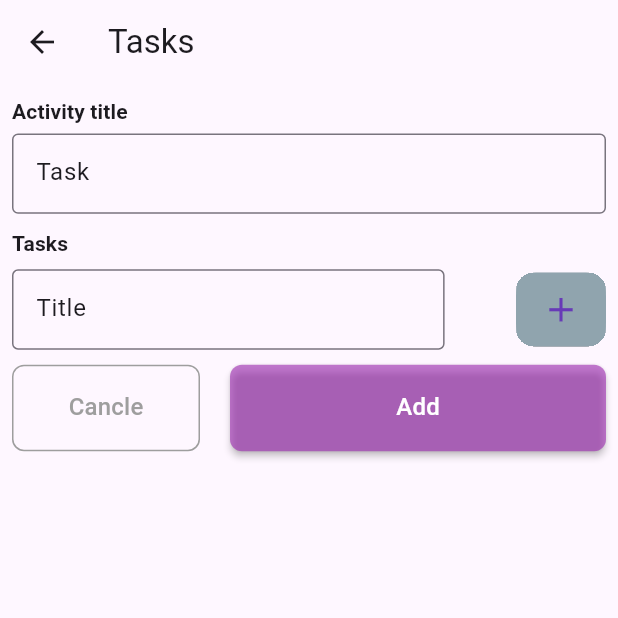
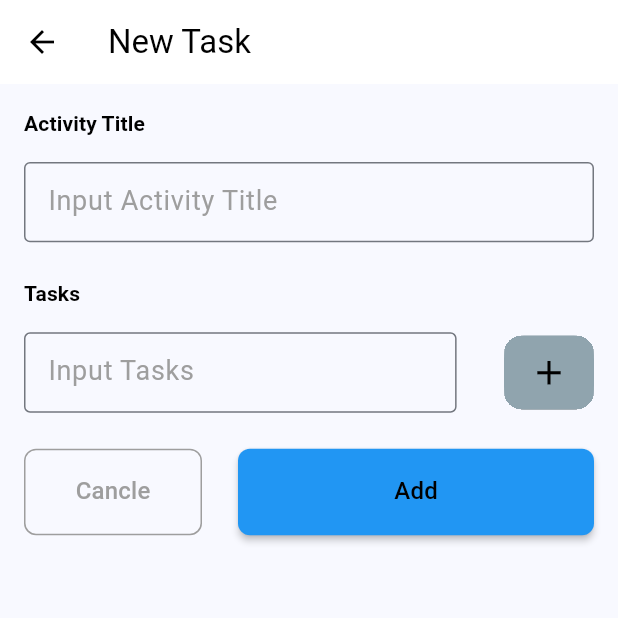
Before and after one commit to MrKhay/Simple-Task-Planner, a Flutter app: the screen it shows after launch, after a tap on the "add" icon, on a phone screen of 412 x 824 dp, the top half of it. Run offline on Flutter 3.47's test engine with Material 2 defaults, Android fonts, the phone set to English and light mode, and no system bars; our stand-ins replace bloc, equatable, flutter_bloc, flutter_hooks, hive, hive_flutter and 1 more; accounts and stored records are empty.

Commit message:
implemented them mode

```diff
--- a/lib/core/constants/strings.dart
+++ b/lib/core/constants/strings.dart
@@ -1,18 +1,20 @@
-class Strings {
-  // App
-  static const appTitle = 'App Name';
+// App
+import 'package:flutter/material.dart';
 
-  // HomeScreen
-  static const homeScreenTitle = 'Home Screen';
-  static const homeScreenCenterText = 'Welcome to Flutterly!';
-  static const todo = 'TODO';
-  static const tasks = 'Tasks';
-  static const todoDataBox = 'todoDataBox';
-  static const activityTitle = 'Activity title';
-  static const inputActivityTitle = 'Input Activity Title';
-  static const inputTasks = 'Input Tasks';
-  static const addTasks = 'Tasks';
-  static const add = 'Add';
-  static const cancle = 'Cancle';
-  static const emptyField = 'Activity tile or Tasks is empty';
-}
+const appTitle = 'App Name';
+
+// HomeScreen
+const homeScreenTitle = 'Home Screen';
+const homeScreenCenterText = 'Welcome to Flutterly!';
+const todo = 'TODO';
+const tasks = 'Tasks';
+const todoDataBox = 'todoDataBox';
+const activityTitle = 'Activity Title';
+const inputActivityTitle = 'Input Activity Title';
+const inputTasks = 'Input Tasks';
+const addTasks = 'Tasks';
+const newTasks = 'New Task';
+const add = 'Add';
+const cancle = 'Cancle';
+const emptyField = 'Activity tile or Tasks is empty';
+const primaryColor = Colors.blue;
--- /dev/null
+++ b/lib/core/extension/extensions.dart
@@ -0,0 +1,11 @@
+import 'package:flutter/foundation.dart';
+
+extension ShowString on String {
+  String debugMode() {
+    if (kDebugMode) {
+      return this;
+    } else {
+      return '';
+    }
+  }
+}
--- a/lib/core/themes/app_theme.dart
+++ b/lib/core/themes/app_theme.dart
@@ -1,18 +1,26 @@
 import 'package:flutter/material.dart';
+import 'package:flutter_bloc_task_app/core/constants/strings.dart';
 
 class AppTheme {
   const AppTheme._();
   static final lightTheme = ThemeData(
     useMaterial3: true,
-      primarySwatch: Colors.blue,
+    colorScheme: ColorScheme.fromSeed(
+      seedColor: primaryColor,
+      primary: primaryColor,
+      onPrimary: Colors.white,
+      background: Colors.white,
+      onBackground: Colors.black,
+      shadow: Colors.grey,
+    ),
     visualDensity: VisualDensity.adaptivePlatformDensity,
     checkboxTheme: CheckboxThemeData(
         visualDensity: VisualDensity.adaptivePlatformDensity,
-          shape: ContinuousRectangleBorder(
-              borderRadius: BorderRadius.circular(8))),
+        shape:
+            ContinuousRectangleBorder(borderRadius: BorderRadius.circular(8))),
     buttonTheme: ButtonThemeData(
-          shape: ContinuousRectangleBorder(
-              borderRadius: BorderRadius.circular(20))),
+        shape:
+            ContinuousRectangleBorder(borderRadius: BorderRadius.circular(20))),
     inputDecorationTheme: const InputDecorationTheme(
       hintStyle: TextStyle(
         fontWeight: FontWeight.w400,
@@ -50,11 +58,89 @@ class AppTheme {
             color: Colors.black26,
           ),
           borderRadius: BorderRadius.all(Radius.circular(12))),
-      ));
+    ),
+    iconButtonTheme: const IconButtonThemeData(
+      style: ButtonStyle(
+        iconColor: MaterialStatePropertyAll(
+          Colors.black,
+        ),
+      ),
+    ),
+    textTheme: const TextTheme(
+      titleMedium: TextStyle(color: Colors.black),
+      labelLarge: TextStyle(color: Colors.black),
+      titleLarge: TextStyle(color: Colors.black),
+      bodyLarge: TextStyle(color: Colors.black),
+    ),
+  );
 
   static final darkTheme = ThemeData(
     useMaterial3: true,
     primarySwatch: Colors.blue,
     visualDensity: VisualDensity.adaptivePlatformDensity,
+    colorScheme: ColorScheme.fromSeed(
+      seedColor: primaryColor,
+      primary: primaryColor,
+      onPrimary: Colors.black,
+      background: Colors.black,
+      onBackground: Colors.white,
+      shadow: Colors.grey,
+    ),
+    checkboxTheme: CheckboxThemeData(
+        visualDensity: VisualDensity.adaptivePlatformDensity,
+        shape:
+            ContinuousRectangleBorder(borderRadius: BorderRadius.circular(8))),
+    buttonTheme: ButtonThemeData(
+        shape:
+            ContinuousRectangleBorder(borderRadius: BorderRadius.circular(20))),
+    inputDecorationTheme: const InputDecorationTheme(
+      hintStyle: TextStyle(
+        fontWeight: FontWeight.w400,
+        fontSize: 18,
+        color: Colors.grey,
+      ),
+      fillColor: Colors.white,
+      border: OutlineInputBorder(
+          borderSide: BorderSide(
+        color: Colors.grey,
+      )),
+      focusedBorder:
+          OutlineInputBorder(borderSide: BorderSide(color: Colors.blueGrey)),
+      errorBorder: OutlineInputBorder(
+          borderSide: BorderSide(
+        color: Colors.red,
+      )),
+      focusedErrorBorder: OutlineInputBorder(
+          borderSide: BorderSide(
+        color: Colors.red,
+      )),
+      disabledBorder: OutlineInputBorder(
+        borderSide: BorderSide(
+          color: Colors.grey,
+        ),
+      ),
+    ),
+    chipTheme: const ChipThemeData(
+      backgroundColor: Colors.transparent,
+      labelStyle: TextStyle(
+        fontWeight: FontWeight.w500,
+      ),
+      shape: RoundedRectangleBorder(
+          side: BorderSide(
+            color: Colors.black26,
+          ),
+          borderRadius: BorderRadius.all(Radius.circular(12))),
+    ),
+    iconButtonTheme: const IconButtonThemeData(
+      style: ButtonStyle(
+        iconColor: MaterialStatePropertyAll(Colors.white),
+      ),
+    ),
+    textTheme: const TextTheme(
+      titleMedium: TextStyle(color: Colors.white),
+      labelLarge: TextStyle(color: Colors.white),
+      titleLarge: TextStyle(color: Colors.white),
+      bodyLarge: TextStyle(color: Colors.white),
+    ),
   );
 }
--- a/lib/data/data_providers/todo_data_provider/todo_data_provider.dart
+++ b/lib/data/data_providers/todo_data_provider/todo_data_provider.dart
@@ -1,7 +1,6 @@
 import 'package:flutter_bloc_task_app/data/repositories/hive_repositories/hive_data_provider.dart';
 import 'package:hive_flutter/hive_flutter.dart';
 
-import '../../../core/constants/strings.dart';
 import '../../models/task_model/task_model.dart';
 import '../../models/todo_model/todo_model.dart';
 
--- a/lib/data/http/http_client.dart
+++ /dev/null
@@ -1 +0,0 @@
-// Dummy file
--- a/lib/logic/cubit/cubit.dart
+++ /dev/null
@@ -1 +0,0 @@
-// Dummy file
--- a/lib/main.dart
+++ b/lib/main.dart
@@ -1,5 +1,5 @@
 import 'package:flutter/material.dart';
-import 'package:flutter/services.dart';
+
 import 'package:flutter_bloc/flutter_bloc.dart';
 import 'package:flutter_bloc_task_app/data/data_providers/todo_data_provider/todo_data_provider.dart';
 import 'package:flutter_bloc_task_app/logic/bloc/task_bloc/task_bloc.dart';
@@ -38,9 +38,10 @@ class MyApp extends StatelessWidget {
         BlocProvider(create: (context) => TaskBloc()),
       ],
       child: MaterialApp(
-        title: Strings.appTitle,
+        title: appTitle,
         theme: AppTheme.lightTheme,
         darkTheme: AppTheme.darkTheme,
+        themeMode: ThemeMode.system,
         debugShowCheckedModeBanner: false,
         initialRoute: AppRouter.home,
         onGenerateRoute: AppRouter.onGenerateRoute,
--- a/lib/presentation/router/app_router.dart
+++ b/lib/presentation/router/app_router.dart
@@ -1,5 +1,6 @@
 import 'package:flutter/material.dart';
 import 'package:flutter_bloc_task_app/presentation/screens/todo_view/todo_view.dart';
+
 import '../../core/exceptions/route_exception.dart';
 import '../screens/add_new_todo_view/add_new_todo_view.dart';
 
--- a/lib/presentation/screens/add_new_todo_view/add_new_todo_view.dart
+++ b/lib/presentation/screens/add_new_todo_view/add_new_todo_view.dart
@@ -1,5 +1,6 @@
 import 'package:flutter/material.dart';
 import 'package:flutter_bloc/flutter_bloc.dart';
+import 'package:flutter_bloc_task_app/core/extension/extensions.dart';
 import 'package:flutter_bloc_task_app/logic/bloc/task_bloc/task_bloc.dart';
 import 'package:flutter_bloc_task_app/logic/bloc/todo_bloc/todo_bloc.dart';
 import 'package:flutter_hooks/flutter_hooks.dart';
@@ -17,12 +18,12 @@ class AddNewTodoTaskView extends HookWidget {
 
   @override
   Widget build(BuildContext context) {
-    final taskController = useTextEditingController(text: 'Title');
-    final titileController = useTextEditingController(text: 'Task');
-    FocusNode titleFocusNode = FocusNode();
-    FocusNode taskFocusNode = FocusNode();
+    final taskController = useTextEditingController(text: 'Title'.debugMode());
+    final titileController = useTextEditingController(text: 'Task'.debugMode());
+
     final height = MediaQuery.of(context).size.height;
     final width = MediaQuery.of(context).size.width;
+    final deviceTheme = Theme.of(context);
     var taskData = context.watch<TaskBloc>().state?.task ?? [];
     return WillPopScope(
       onWillPop: () async {
@@ -31,45 +32,50 @@ class AddNewTodoTaskView extends HookWidget {
       },
       child: Scaffold(
           appBar: AppBar(
-            title: const Text(Strings.tasks),
+            backgroundColor: deviceTheme.colorScheme.background,
+            title: Text(
+              newTasks,
+              style: deviceTheme.textTheme.titleLarge,
+            ),
           ),
           resizeToAvoidBottomInset: false,
           body: Padding(
-            padding: const EdgeInsets.all(8.0),
+            padding: const EdgeInsets.all(16),
             child: Column(
               mainAxisAlignment: MainAxisAlignment.start,
               crossAxisAlignment: CrossAxisAlignment.start,
               children: [
                 /// task [Text Widget]
                 Text(
-                  Strings.activityTitle,
+                  activityTitle,
                   style: Theme.of(context)
                       .textTheme
                       .labelLarge
                       ?.copyWith(fontWeight: FontWeight.w600),
                 ),
-                const SizedBox(height: 5),
-                Container(
+                const SizedBox(height: 16),
+                SizedBox(
                   height: height * 0.065,
                   width: width,
                   child: TextField(
                     controller: titileController,
+                    style: deviceTheme.textTheme.bodyLarge,
                     keyboardType: TextInputType.text,
                     textInputAction: TextInputAction.next,
                     decoration: const InputDecoration(
-                      hintText: Strings.inputActivityTitle,
+                      hintText: inputActivityTitle,
                     ),
                   ),
                 ),
-                const SizedBox(height: 10),
+                const SizedBox(height: 24),
                 Text(
-                  Strings.addTasks,
+                  addTasks,
                   style: Theme.of(context)
                       .textTheme
                       .labelLarge
                       ?.copyWith(fontWeight: FontWeight.w600),
                 ),
-                const SizedBox(height: 7),
+                const SizedBox(height: 16),
                 Row(
                   mainAxisAlignment: MainAxisAlignment.spaceBetween,
                   children: [
@@ -79,9 +85,10 @@ class AddNewTodoTaskView extends HookWidget {
                       child: TextField(
                         controller: taskController,
                         keyboardType: TextInputType.text,
+                        style: deviceTheme.textTheme.bodyLarge,
                         textInputAction: TextInputAction.done,
                         decoration: const InputDecoration(
-                          hintText: Strings.inputTasks,
+                          hintText: inputTasks,
                         ),
                       ),
                     ),
@@ -105,18 +112,18 @@ class AddNewTodoTaskView extends HookWidget {
                               taskController.clear();
                             }
                           },
-                          child: const Center(
+                          child: Center(
                             child: Icon(
                               Icons.add,
                               size: 27,
-                              color: Colors.deepPurple,
+                              color: deviceTheme.colorScheme.onBackground,
                             ),
                           )),
                     )
                   ],
                 ),
 
-                const SizedBox(height: 10),
+                const SizedBox(height: 24),
 
                 BlocBuilder<TaskBloc, TaskState?>(builder: (context, state) {
                   return Wrap(
@@ -130,7 +137,7 @@ class AddNewTodoTaskView extends HookWidget {
                             : Chip(
                                 deleteIcon: const Icon(
                                   Icons.cancel_rounded,
-                                  color: Colors.black26,
+                                  color: Colors.grey,
                                 ),
                                 onDeleted: () {
                                   context.read<TaskBloc>().add(
@@ -151,6 +158,7 @@ class AddNewTodoTaskView extends HookWidget {
                       child: MaterialButton(
                         height: height * 0.07,
                         padding: const EdgeInsets.symmetric(horizontal: 15),
+                        splashColor: deviceTheme.primaryColor.withOpacity(0.5),
                         shape: RoundedRectangleBorder(
                             borderRadius: BorderRadius.circular(8),
                             side: const BorderSide(color: Colors.grey)),
@@ -161,7 +169,7 @@ class AddNewTodoTaskView extends HookWidget {
                           Navigator.pop(context);
                         },
                         child: Text(
-                          Strings.cancle,
+                          cancle,
                           style: Theme.of(context)
                               .textTheme
                               .titleMedium
@@ -171,12 +179,12 @@ class AddNewTodoTaskView extends HookWidget {
                         ),
                       ),
                     ),
-                    const SizedBox(width: 20),
+                    const SizedBox(width: 24),
                     Expanded(
                       flex: 2,
                       child: MaterialButton(
                         height: height * 0.07,
-                        color: Colors.purple.withOpacity(0.6),
+                        color: deviceTheme.colorScheme.primary,
                         padding: const EdgeInsets.symmetric(horizontal: 15),
                         shape: RoundedRectangleBorder(
                             borderRadius: BorderRadius.circular(8)),
@@ -195,13 +203,11 @@ class AddNewTodoTaskView extends HookWidget {
                           Navigator.pop(context);
                         },
                         child: Text(
-                          Strings.add,
-                          style: Theme.of(context)
-                              .textTheme
-                              .titleMedium
-                              ?.copyWith(
-                                  fontWeight: FontWeight.w500,
-                                  color: Colors.white),
+                          add,
+                          style:
+                              Theme.of(context).textTheme.titleMedium?.copyWith(
+                                    fontWeight: FontWeight.w500,
+                                  ),
                         ),
                       ),
                     ),
--- a/lib/presentation/screens/task_view/task_view.dart
+++ b/lib/presentation/screens/task_view/task_view.dart
@@ -13,63 +13,42 @@ class TaskView extends StatelessWidget {
     final todoData =
         context.select((TodoBloc bloc) => bloc.state?.todos[todoIndex]);
     final height = MediaQuery.of(context).size.height;
+    final deviceTheme = Theme.of(context);
     return Scaffold(
       appBar: AppBar(
-        title: const Text(Strings.tasks),
+        backgroundColor: deviceTheme.colorScheme.background,
+        title: Text(
+          tasks,
+          style: deviceTheme.textTheme.titleLarge,
+        ),
       ),
       body: ListView.builder(
         itemCount: todoData?.tasks.length ?? 0,
         itemBuilder: (context, index) {
           var task = todoData!.tasks[index];
 
-          return SizedBox(
-            height: height * 0.05,
-            child: Row(
-              crossAxisAlignment: CrossAxisAlignment.center,
-              children: [
-                Expanded(
-                  flex: 1,
-                  child: BlocBuilder<TodoBloc, TodoState?>(
+          return ListTile(
+            leading: BlocBuilder<TodoBloc, TodoState?>(
               builder: (context, state) {
                 Task task = state!.todos[todoIndex].tasks[index];
                 return Checkbox(
                     value: task.isDone,
                     side: BorderSide(color: todoData.barColor),
-                          fillColor:
-                              MaterialStatePropertyAll(todoData.barColor),
+                    fillColor: MaterialStatePropertyAll(todoData.barColor),
                     onChanged: (value) {
-                            context.read<TodoBloc>().add(
-                                TodoEventToggleTaskIsDone(
+                      context.read<TodoBloc>().add(TodoEventToggleTaskIsDone(
                           isDone: !task.isDone,
                           todoIndex: todoIndex,
                           taskIndex: index));
                     });
               },
             ),
-                ),
-                Expanded(
-                  flex: 6,
-                  child: Column(
-                    mainAxisAlignment: MainAxisAlignment.spaceEvenly,
-                    crossAxisAlignment: CrossAxisAlignment.start,
-                    mainAxisSize: MainAxisSize.max,
-                    children: [
-                      Text(
+            title: Text(
               task.title,
               style: Theme.of(context)
                   .textTheme
                   .bodyLarge
                   ?.copyWith(fontWeight: FontWeight.bold),
-                      ),
-                      Container(
-                        height: 1,
-                        margin: const EdgeInsets.only(right: 20),
-                        color: Colors.grey.withAlpha(40),
-                      ),
-                    ],
-                  ),
-                )
-              ],
             ),
           );
         },
--- a/lib/presentation/screens/todo_view/todo_view.dart
+++ b/lib/presentation/screens/todo_view/todo_view.dart
@@ -14,15 +14,17 @@ class TodoView extends StatelessWidget {
   @override
   Widget build(BuildContext context) {
     final todoData = context.watch<TodoBloc>().state;
+    final deviceTheme = Theme.of(context);
     return Scaffold(
       appBar: AppBar(
+        backgroundColor: deviceTheme.colorScheme.background,
         title: Row(
           children: [
             Text(
               'TODAY',
               style: Theme.of(context)
                   .textTheme
-                  .titleMedium
+                  .titleLarge
                   ?.copyWith(fontWeight: FontWeight.w600),
             ),
             Row(
@@ -32,11 +34,14 @@ class TodoView extends StatelessWidget {
                   '  ${DateTime.now().formateDay()}',
                   style: Theme.of(context)
                       .textTheme
-                      .titleMedium
+                      .titleLarge
                       ?.copyWith(fontWeight: FontWeight.w400),
                 ),
                 const SizedBox(height: 5),
-                const Icon(Icons.arrow_drop_down_sharp)
+                Icon(
+                  Icons.arrow_drop_down_sharp,
+                  color: deviceTheme.colorScheme.shadow,
+                )
               ],
             ),
           ],
@@ -46,11 +51,13 @@ class TodoView extends StatelessWidget {
               onPressed: () {
                 context.read<TodoBloc>().add(const TodoEventDeleteAllTodos());
               },
-              icon: const Icon(Icons.delete_forever)),
+              icon: Icon(
+                Icons.delete_forever,
+                color: deviceTheme.colorScheme.onBackground,
+              )),
           PopupMenuButton(
             icon: const Icon(
               Icons.info_outlined,
-              color: Colors.black,
             ),
             position: PopupMenuPosition.under,
             elevation: 0.5,
@@ -72,19 +79,23 @@ class TodoView extends StatelessWidget {
         ],
       ),
       floatingActionButton: FloatingActionButton(
+        backgroundColor: deviceTheme.colorScheme.primary,
         onPressed: () {
           Navigator.pushNamed(
             context,
             AppRouter.addNewTodoView,
           );
         },
-        child: const Icon(Icons.add),
+        child: Icon(
+          Icons.add,
+          color: deviceTheme.colorScheme.onBackground,
+        ),
       ),
+      backgroundColor: deviceTheme.colorScheme.background,
       body: ListView.builder(
         shrinkWrap: true,
         itemBuilder: (context, index) {
           var todo = todoData?.todos[index] ?? [] as Todo;
-
           return GestureDetector(
             child: todoTile(todo, context),
             onTap: () {
@@ -153,7 +164,7 @@ Widget todoTile(Todo todo, BuildContext context) {
                   totalSteps: todo.tasks.length,
                   currentStep: todo.tasks.numberOfCompletedTask(),
                   stepSize: 4,
-                  selectedColor: Colors.blue,
+                  selectedColor: todo.barColor,
                   unselectedColor: todo.barColor.withAlpha(40),
                   padding: 0,
                   width: 25,
@@ -165,7 +176,7 @@ Widget todoTile(Todo todo, BuildContext context) {
       ),
       title: Text(
         todo.title,
-        style: Theme.of(context).textTheme.titleLarge,
+        style: Theme.of(context).textTheme.titleMedium,
       ),
       subtitle: Text(
         todo.timeCreated.formateDateTime(),
--- a/pubspec.yaml
+++ b/pubspec.yaml
@@ -11,14 +11,16 @@ dependencies:
   build_runner: ^2.3.3
   collection: ^1.17.0
   equatable: ^2.0.5
+  flex_color_scheme: ^7.0.5
   flutter:
     sdk: flutter
   flutter_bloc: ^8.1.2
   flutter_hooks: ^0.18.6
+  google_fonts: ^4.0.4
   hive: ^2.2.3
   hive_flutter: ^1.1.0
-  hive_generator: ^2.0.0
   intl: ^0.18.0
+
   path_provider: ^2.0.13
   snackbar: ^1.0.2
   step_progress_indicator: ^1.0.2
@@ -29,6 +31,7 @@ dev_dependencies:
     sdk: flutter
   flutter_lints: ^2.0.0
   bloc_test: ^9.1.1
+  hive_generator: ^2.0.0
 
 flutter:
   uses-material-design: true
```
Also changed, not shown: lib/logic/provider/theme_provider.dart (deleted), pubspec.lock. Lines whose indentation alone changed are shown as unchanged.
